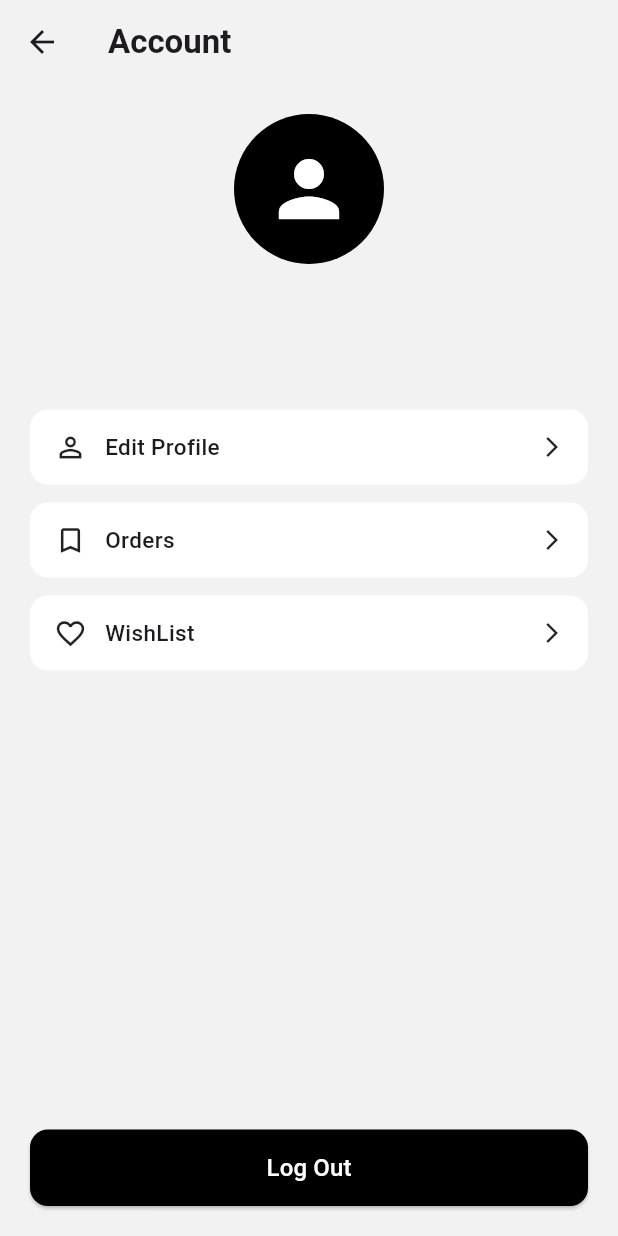
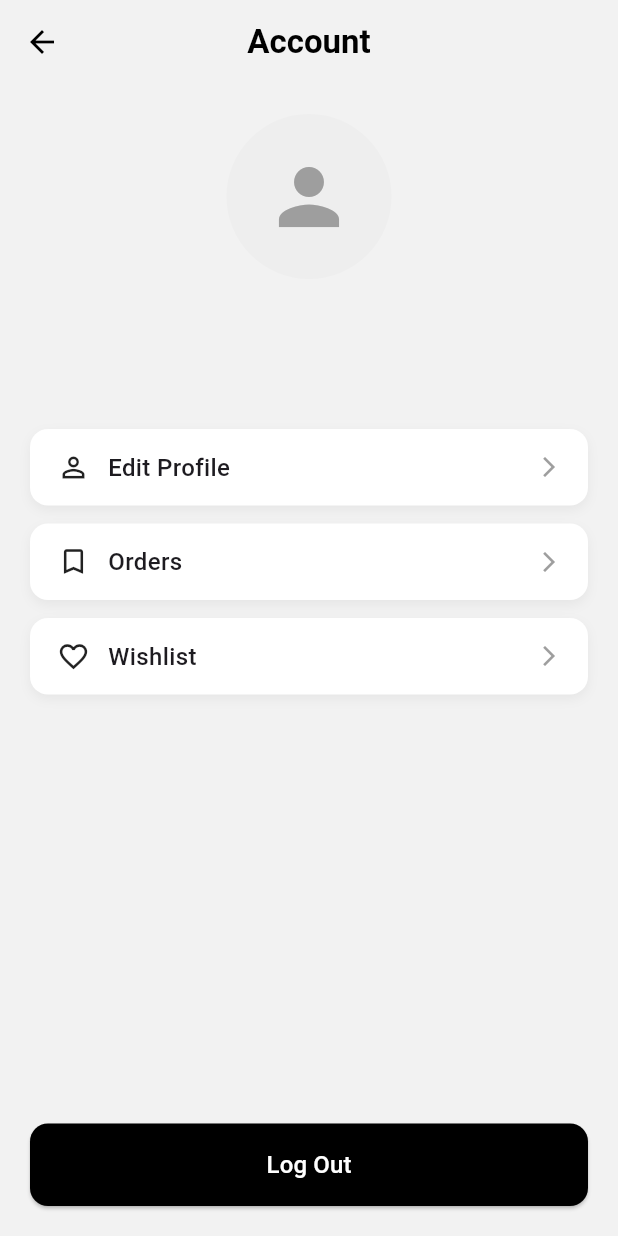
Before and after one commit to sopeBoyega/e_book, a Flutter app: the AccountScreen screen opened directly, on a phone screen of 412 x 824 dp. Run offline on Flutter 3.47's test engine with Material 3 defaults, Android fonts, the light colour scheme and no system bars; our stand-ins replace cloud_firestore, firebase_auth, firebase_core, firebase_storage, fluttertoast, go_router and 1 more; accounts and stored records are empty.

Commit message:
Accounts Screen

```diff
--- a/lib/screens/account_screen.dart
+++ b/lib/screens/account_screen.dart
@@ -13,20 +13,28 @@ class AccountScreen extends StatelessWidget {
   Widget build(BuildContext context) {
     final user = FirebaseAuth.instance.currentUser;
 
-    // If not logged in (Option A requires login)
     if (user == null) {
       return Scaffold(
+        backgroundColor: const Color(0xFFF2F2F2),
         body: Center(
           child: ElevatedButton(
-            style: ElevatedButton.styleFrom(backgroundColor: Colors.black),
+            style: ElevatedButton.styleFrom(
+              backgroundColor: Colors.black,
+              padding: const EdgeInsets.symmetric(horizontal: 24, vertical: 14),
+              shape: RoundedRectangleBorder(
+                borderRadius: BorderRadius.circular(12),
+              ),
+            ),
             onPressed: () => Navigator.pushNamed(context, '/login'),
-            child: const Text("Please Log In", style: TextStyle(color: Colors.white)),
+            child: const Text(
+              "Please Log In",
+              style: TextStyle(color: Colors.white, fontSize: 16),
+            ),
           ),
         ),
       );
     }
 
-    // Stream user data from Firestore
     return StreamBuilder<DocumentSnapshot>(
       stream: FirebaseFirestore.instance
           .collection('users')
@@ -35,7 +43,10 @@ class AccountScreen extends StatelessWidget {
       builder: (context, snapshot) {
         if (!snapshot.hasData) {
           return const Scaffold(
-            body: Center(child: CircularProgressIndicator()),
+            backgroundColor: Color(0xFFF2F2F2),
+            body: Center(
+              child: CircularProgressIndicator(color: Colors.black),
+            ),
           );
         }
 
@@ -49,45 +60,62 @@ class AccountScreen extends StatelessWidget {
           appBar: AppBar(
             title: const Text(
               "Account",
-              style: TextStyle(fontWeight: FontWeight.bold),
+              style: TextStyle(
+                fontWeight: FontWeight.bold,
+                fontSize: 22,
+                color: Colors.black,
+              ),
             ),
             backgroundColor: Colors.transparent,
             elevation: 0,
+            centerTitle: true,
+            iconTheme: const IconThemeData(color: Colors.black),
           ),
-          body: Padding(
+          body: LayoutBuilder(
+            builder: (context, constraints) {
+              return SingleChildScrollView(
                 padding: const EdgeInsets.all(20),
+                child: ConstrainedBox(
+                  constraints: BoxConstraints(minHeight: constraints.maxHeight - 40),
+                  child: IntrinsicHeight(
                     child: Column(
+                      crossAxisAlignment: CrossAxisAlignment.center,
                       children: [
-                // Dynamic Profile Photo
-                CircleAvatar(
-                  radius: 50,
-                  backgroundColor: Colors.black,
-                  backgroundImage:
-                  photoUrl.isNotEmpty ? NetworkImage(photoUrl) : null,
+                        // PROFILE PHOTO
+                        Center(
+                          child: CircleAvatar(
+                            radius: 55,
+                            backgroundColor: Colors.grey.shade200,
+                            backgroundImage: photoUrl.isNotEmpty
+                                ? NetworkImage(photoUrl)
+                                : null,
                             child: photoUrl.isEmpty
-                      ? const Icon(Icons.person, size: 60, color: Colors.white)
+                                ? const Icon(Icons.person, size: 60, color: Colors.grey)
                                 : null,
                           ),
-
+                        ),
                         const SizedBox(height: 15),
 
-                // Name
+                        // NAME
                         Text(
                           name,
+                          textAlign: TextAlign.center,
                           style: const TextStyle(
-                    fontSize: 18,
+                            fontSize: 20,
                             fontWeight: FontWeight.bold,
+                            letterSpacing: 0.3,
                           ),
                         ),
-
                         const SizedBox(height: 5),
 
-                // Email
+                        // EMAIL
                         Text(
                           email,
-                  style: const TextStyle(
+                          textAlign: TextAlign.center,
+                          style: TextStyle(
                             fontSize: 15,
                             fontWeight: FontWeight.w500,
+                            color: Colors.grey.shade700,
                           ),
                         ),
 
@@ -116,7 +144,7 @@ class AccountScreen extends StatelessWidget {
                         ),
                         _AccountButton(
                           icon: Icons.favorite_outline,
-                  label: "WishList",
+                          label: "Wishlist",
                           onTap: () {
                             Navigator.push(
                               context,
@@ -132,11 +160,19 @@ class AccountScreen extends StatelessWidget {
                           width: double.infinity,
                           child: ElevatedButton(
                             onPressed: () async {
+                              showDialog(
+                                context: context,
+                                barrierDismissible: false,
+                                builder: (_) => const Center(
+                                  child: CircularProgressIndicator(color: Colors.black),
+                                ),
+                              );
                               await FirebaseAuth.instance.signOut();
+                              Navigator.pop(context);
                             },
                             style: ElevatedButton.styleFrom(
                               backgroundColor: Colors.black,
-                      padding: const EdgeInsets.symmetric(vertical: 14),
+                              padding: const EdgeInsets.symmetric(vertical: 16),
                               shape: RoundedRectangleBorder(
                                 borderRadius: BorderRadius.circular(12),
                               ),
@@ -153,14 +189,18 @@ class AccountScreen extends StatelessWidget {
                       ],
                     ),
                   ),
+                ),
+              );
+            },
+          ),
         );
       },
     );
   }
 }
 
-// Reusable button widget
-class _AccountButton extends StatelessWidget {
+// REUSABLE BUTTON
+class _AccountButton extends StatefulWidget {
   final IconData icon;
   final String label;
   final VoidCallback onTap;
@@ -172,31 +212,47 @@ class _AccountButton extends StatelessWidget {
   });
 
   @override
+  State<_AccountButton> createState() => _AccountButtonState();
+}
+
+class _AccountButtonState extends State<_AccountButton> {
+  bool _hovered = false;
+
+  @override
   Widget build(BuildContext context) {
-    return Container(
+    return AnimatedContainer(
+      duration: const Duration(milliseconds: 200),
       margin: const EdgeInsets.only(bottom: 12),
+      decoration: BoxDecoration(
+        color: _hovered ? Colors.grey.shade100 : Colors.white,
+        borderRadius: BorderRadius.circular(12),
+        boxShadow: [
+          BoxShadow(
+            color: Colors.black.withOpacity(0.05),
+            blurRadius: 6,
+            offset: const Offset(0, 3),
+          ),
+        ],
+      ),
       child: InkWell(
-        onTap: onTap,
+        onTap: widget.onTap,
         borderRadius: BorderRadius.circular(12),
-        child: Container(
-          padding: const EdgeInsets.symmetric(horizontal: 16, vertical: 14),
-          decoration: BoxDecoration(
-            color: Colors.white,
-            borderRadius: BorderRadius.circular(12),
-          ),
+        onHover: (hovering) => setState(() => _hovered = hovering),
+        child: Padding(
+          padding: const EdgeInsets.symmetric(horizontal: 18, vertical: 14),
           child: Row(
             children: [
-              Icon(icon, size: 22),
+              Icon(widget.icon, size: 22, color: Colors.black87),
               const SizedBox(width: 12),
               Text(
-                label,
+                widget.label,
                 style: const TextStyle(
-                  fontSize: 15,
+                  fontSize: 16,
                   fontWeight: FontWeight.w500,
                 ),
               ),
               const Spacer(),
-              const Icon(Icons.arrow_forward_ios, size: 16),
+              const Icon(Icons.arrow_forward_ios, size: 16, color: Colors.grey),
             ],
           ),
         ),
```
Also changed, not shown: lib/screens/edit_profile.dart (+106 -74 lines), lib/screens/register_screen.dart (+49 -46 lines), flutter_01.png (added). Lines whose indentation alone changed are shown as unchanged.
